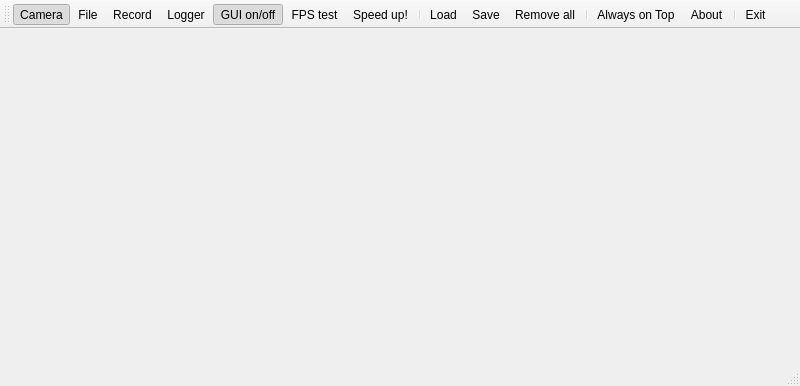
Above: lib/ui/mainUi.ui from gasparnori/Spotter before the change. Below: the same form after it.
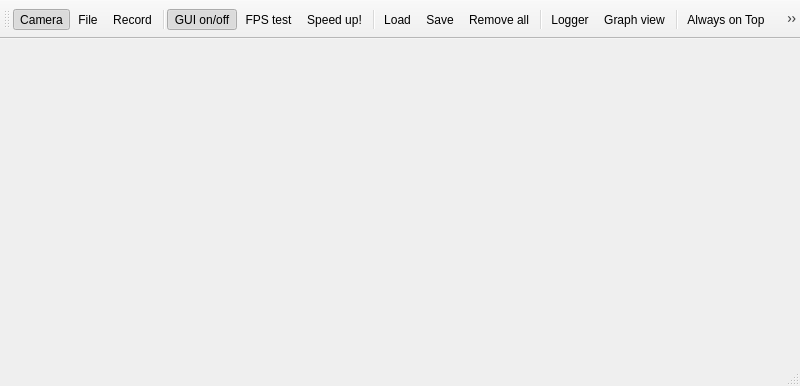
That is the form after the change. Icons and pictures are not drawn.

Commit message: output to graph

The edit to the form file:
```diff
--- a/lib/ui/mainUi.ui
+++ b/lib/ui/mainUi.ui
@@ -101,7 +101,7 @@
    <addaction name="actionCamera"/>
    <addaction name="actionFile"/>
    <addaction name="actionRecord"/>
-   <addaction name="actionLogger"/>
+   <addaction name="separator"/>
    <addaction name="actionGUI_on_off"/>
    <addaction name="actionFPS_test"/>
    <addaction name="actionSpeed_up"/>
@@ -110,9 +110,14 @@
    <addaction name="actionSaveConfig"/>
    <addaction name="actionRemoveTemplate"/>
    <addaction name="separator"/>
+   <addaction name="actionLogger"/>
+   <addaction name="actionGraph"/>
+   <addaction name="separator"/>
    <addaction name="actionOnTop"/>
    <addaction name="actionAbout"/>
    <addaction name="separator"/>
+   <addaction name="spacer"/>
+   <addaction name="separator"/>
    <addaction name="actionE_xit"/>
   </widget>
   <widget class="QStatusBar" name="statusbar"/>
@@ -336,6 +341,26 @@
     <string>Logger</string>
    </property>
   </action>
+  <action name="actionGraph">
+   <property name="checkable">
+    <bool>true</bool>
+   </property>
+   <property name="icon">
+    <iconset resource="icons.qrc">
+     <normaloff>:/graph.png</normaloff>:/graph.png</iconset>
+   </property>
+   <property name="text">
+    <string>Graph view</string>
+   </property>
+   <property name="toolTip">
+    <string>&lt;html&gt;&lt;head/&gt;&lt;body&gt;&lt;p&gt;Output analog outputs in graph view&lt;/p&gt;&lt;/body&gt;&lt;/html&gt;</string>
+   </property>
+  </action>
+  <action name="spacer">
+   <property name="text">
+    <string> </string>
+   </property>
+  </action>
  </widget>
  <resources>
   <include location="icons.qrc"/>
```
The commit also changes 36 other files.
